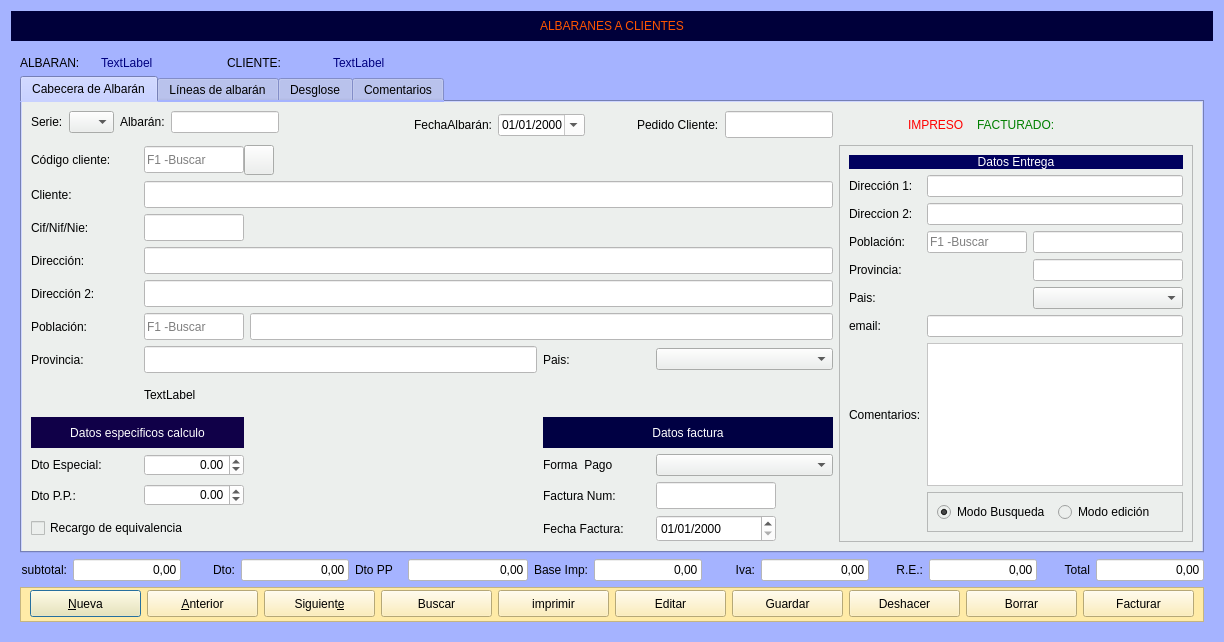
arcnexus/RedFoX, file Zona_Ventas/frmalbaran.ui: the form before one commit.
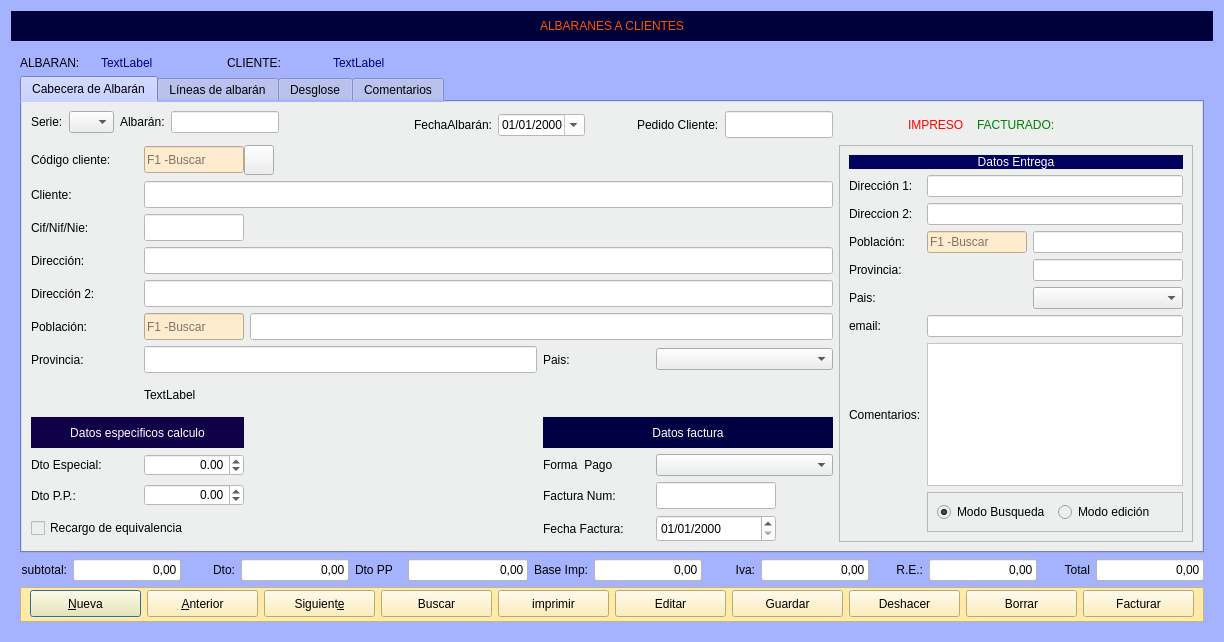
The form after the commit. The open tabs and pages were chosen to show the change. Icons and pictures are not drawn.

What changed in the file:
```diff
--- a/Zona_Ventas/frmalbaran.ui
+++ b/Zona_Ventas/frmalbaran.ui
@@ -1090,7 +1090,7 @@
                   </size>
                  </property>
                  <property name="styleSheet">
-                  <string notr="true">background-color: rgb(255, 255,255);</string>
+                  <string notr="true">background-color: rgb(255, 235, 206);</string>
                  </property>
                  <property name="placeholderText">
                   <string>F1 -Buscar</string>
@@ -1290,7 +1290,7 @@
                 </size>
                </property>
                <property name="styleSheet">
-                <string notr="true">background-color: rgb(255, 255,255);</string>
+                <string notr="true">background-color: rgb(255, 235, 206);</string>
                </property>
                <property name="placeholderText">
                 <string>F1 -Buscar</string>
@@ -1543,7 +1543,7 @@
                  </size>
                 </property>
                 <property name="styleSheet">
-                 <string notr="true">background-color: rgb(255, 255,255);</string>
+                 <string notr="true">background-color: rgb(255, 235, 206);</string>
                 </property>
                 <property name="placeholderText">
                  <string>F1 -Buscar</string>
```
Left out of the diff: 7 changed lines with no effect on the pictures.
